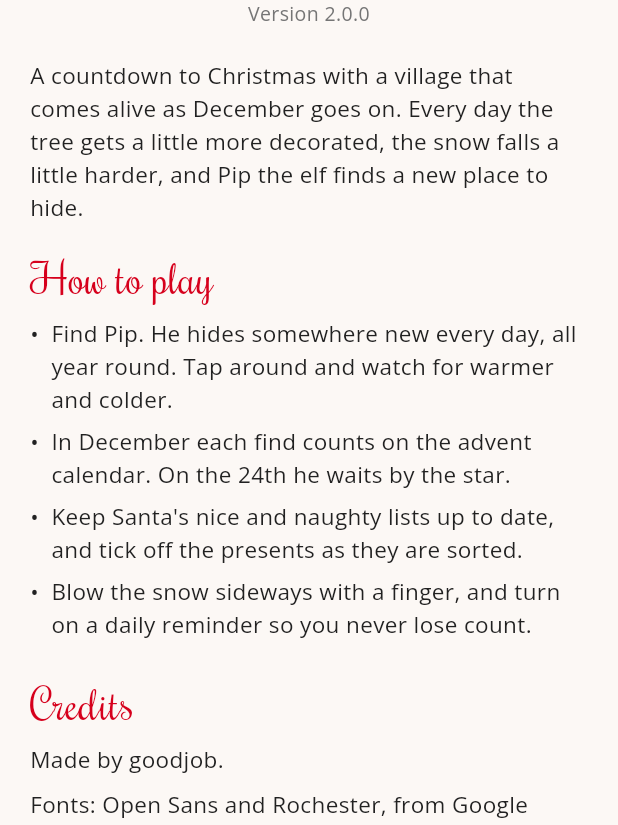
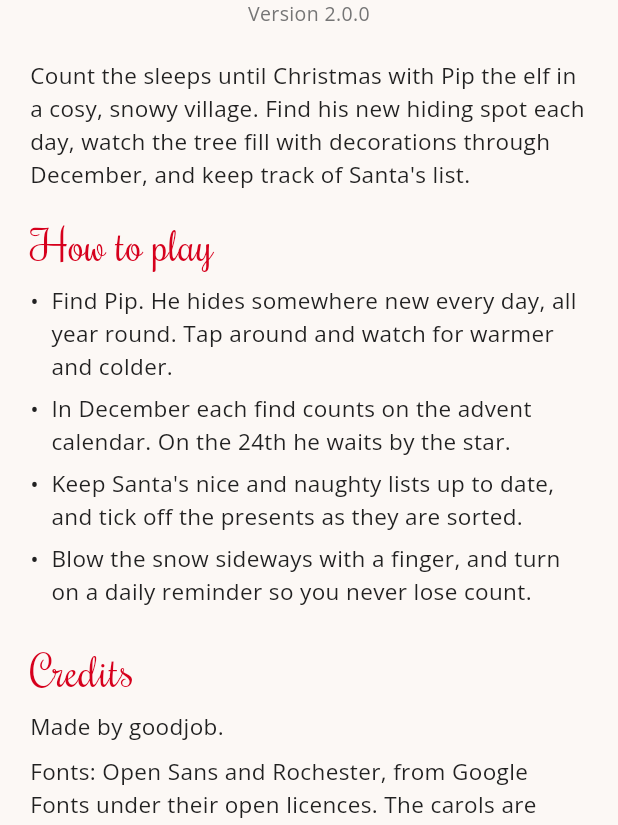
Before and after one commit to goodjobswe/christmas-buddy, a Flutter app: the AboutScreen screen opened by its route, on a phone screen of 412 x 824 dp, the part 411-1236 px from its top. Run offline on Flutter 3.47's test engine with Material 3 defaults, Android fonts, the phone set to English and light mode, and no system bars; our stand-ins replace audioplayers, flutter_local_notifications, flutter_timezone, package_info_plus, share_plus, shared_preferences and 1 more; accounts and stored records are empty.

Commit message:
Refresh Android app description and README screenshots

```diff
--- a/lib/src/screens/about_screen.dart
+++ b/lib/src/screens/about_screen.dart
@@ -42,9 +42,9 @@ class AboutScreen extends StatelessWidget {
           ),
           const SizedBox(height: 20),
           Text(
-            'A countdown to Christmas with a village that comes alive as December '
-            'goes on. Every day the tree gets a little more decorated, the snow '
-            'falls a little harder, and Pip the elf finds a new place to hide.',
+            'Count the sleeps until Christmas with Pip the elf in a cosy, snowy '
+            'village. Find his new hiding spot each day, watch the tree fill '
+            'with decorations through December, and keep track of Santa\'s list.',
             style: body,
           ),
           const SizedBox(height: 16),
@@ -70,10 +70,9 @@ class AboutScreen extends StatelessWidget {
             runSpacing: 8,
             alignment: WrapAlignment.center,
             children: [
-              FilledButton.icon(
+              TextButton(
                 onPressed: () => _open(context, website),
-                icon: const Icon(Icons.language),
-                label: const Text('goodjob.nu'),
+                child: const Text('goodjob.nu'),
               ),
               OutlinedButton.icon(
                 onPressed: () => _open(context, source),
--- a/pubspec.yaml
+++ b/pubspec.yaml
@@ -1,5 +1,5 @@
 name: christmas_buddy
-description: Count the sleeps until Christmas, find the hidden elf and watch the tree fill up day by day.
+description: A cosy Christmas countdown for Android. Find Pip the elf, watch the village light up and keep track of Santa's list.
 publish_to: 'none'
 
 version: 2.0.0+3
```
Also changed, not shown: 4 other files.
